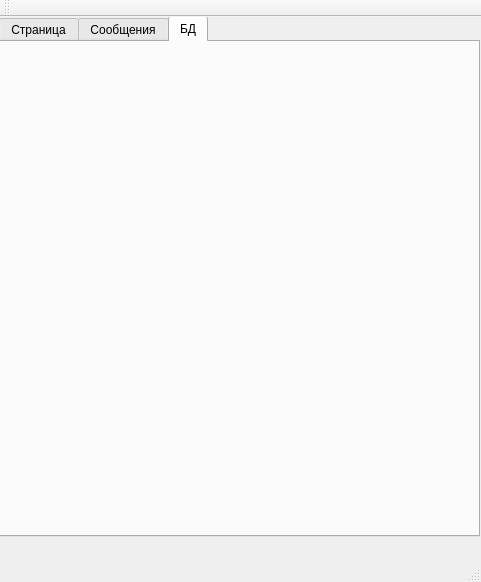
Qt form statswindow.ui (group93492/chat-server) before a commit.
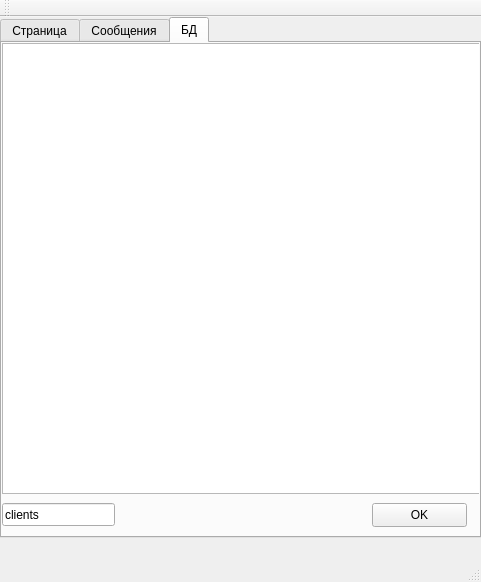
The same form after that commit. The open tabs and pages were chosen to show the change.

Commit message: Added class "usesdatabase"

Diff of the .ui file:
```diff
--- a/statswindow.ui
+++ b/statswindow.ui
@@ -17,8 +17,8 @@
    <widget class="QTabWidget" name="tabWidget">
     <property name="geometry">
      <rect>
-      <x>-1</x>
-      <y>-1</y>
+      <x>0</x>
+      <y>0</y>
       <width>481</width>
       <height>521</height>
      </rect>
@@ -108,6 +108,42 @@
      <attribute name="title">
       <string>БД</string>
      </attribute>
+     <widget class="QLineEdit" name="lineEdit">
+      <property name="geometry">
+       <rect>
+        <x>0</x>
+        <y>460</y>
+        <width>113</width>
+        <height>23</height>
+       </rect>
+      </property>
+      <property name="text">
+       <string>clients</string>
+      </property>
+     </widget>
+     <widget class="QTableView" name="tableView">
+      <property name="geometry">
+       <rect>
+        <x>0</x>
+        <y>0</y>
+        <width>481</width>
+        <height>451</height>
+       </rect>
+      </property>
+     </widget>
+     <widget class="QPushButton" name="watchTableButton">
+      <property name="geometry">
+       <rect>
+        <x>370</x>
+        <y>460</y>
+        <width>95</width>
+        <height>24</height>
+       </rect>
+      </property>
+      <property name="text">
+       <string>OK</string>
+      </property>
+     </widget>
     </widget>
    </widget>
   </widget>
```
Left out of the diff: 12 changed lines with no effect on the pictures. The commit also changes 7 other files.
